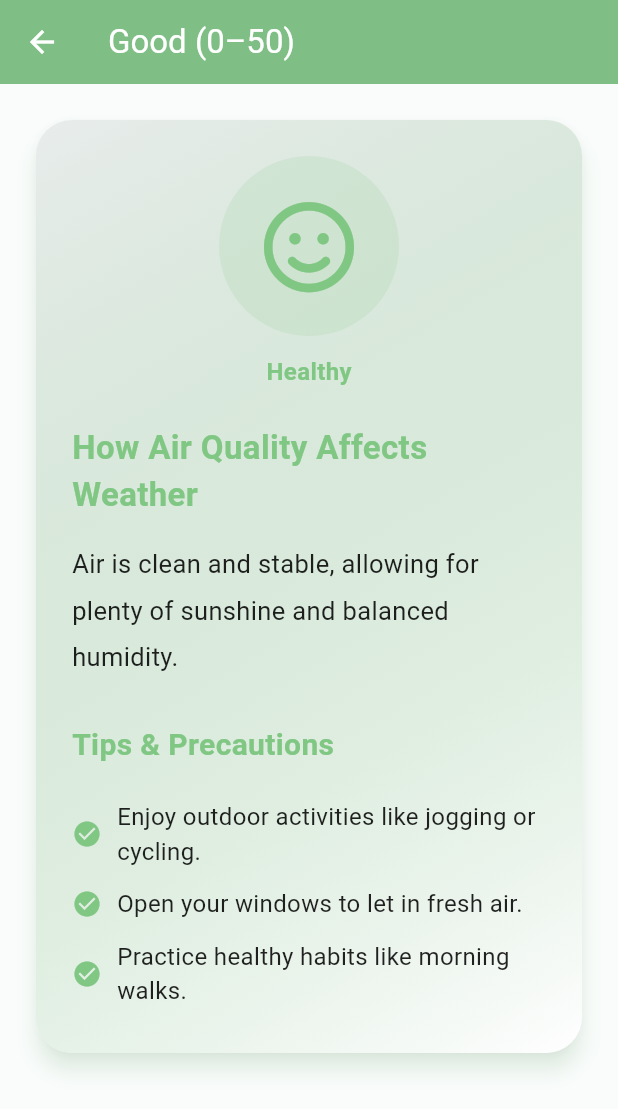
After one commit to abdo-mokhtar/ecoproject, a Flutter app: the RegularUserTipsScreen screen opened directly, after a tap on "Good (0–50)", on a phone screen of 412 x 824 dp. The commit adds this screen. Shown: the top 1109 px of the screen. Run offline on Flutter 3.47's test engine with Material 3 defaults, Android fonts, the phone set to English and light mode, and no system bars; our stand-ins replace curved_navigation_bar, dropdown_button2, dropdown_search, flutter_staggered_animations, font_awesome_flutter, intl_phone_number_input and 4 more; accounts and stored records are empty.

Commit message:
add file detail tips

```diff
--- /dev/null
+++ b/lib/screens/detail_tip_screen.dart
@@ -0,0 +1,242 @@
+import 'package:flutter/material.dart';
+import 'package:font_awesome_flutter/font_awesome_flutter.dart';
+
+class DetailTipScreen extends StatefulWidget {
+  final String level;
+  final Color color;
+
+  const DetailTipScreen({
+    super.key,
+    required this.level,
+    required this.color,
+  });
+
+  @override
+  State<DetailTipScreen> createState() => _DetailTipScreenState();
+}
+
+class _DetailTipScreenState extends State<DetailTipScreen>
+    with SingleTickerProviderStateMixin {
+  late AnimationController _controller;
+  late Animation<double> _fadeAnimation;
+  late Animation<Offset> _slideAnimation;
+
+  @override
+  void initState() {
+    super.initState();
+    _controller = AnimationController(
+        duration: const Duration(milliseconds: 600), vsync: this);
+    _fadeAnimation =
+        CurvedAnimation(parent: _controller, curve: Curves.easeInOut);
+    _slideAnimation =
+        Tween<Offset>(begin: const Offset(0, 0.2), end: Offset.zero)
+            .animate(_fadeAnimation);
+    _controller.forward();
+  }
+
+  @override
+  void dispose() {
+    _controller.dispose();
+    super.dispose();
+  }
+
+  IconData _getIconForLevel(String level) {
+    if (level.contains("Good")) return FontAwesomeIcons.faceSmile;
+    if (level.contains("Moderate")) return FontAwesomeIcons.faceMeh;
+    if (level.contains("Unhealthy for Sensitive"))
+      return FontAwesomeIcons.faceFrown;
+    if (level.contains("Unhealthy (151")) return FontAwesomeIcons.faceDizzy;
+    if (level.contains("Very Unhealthy")) return FontAwesomeIcons.skull;
+    if (level.contains("Hazardous")) return FontAwesomeIcons.biohazard;
+    return FontAwesomeIcons.circleQuestion;
+  }
+
+  String _getLabelForLevel(String level) {
+    if (level.contains("Good")) return "Healthy";
+    if (level.contains("Moderate")) return "Acceptable";
+    if (level.contains("Unhealthy for Sensitive")) return "Caution";
+    if (level.contains("Unhealthy (151")) return "Unhealthy";
+    if (level.contains("Very Unhealthy")) return "Very Unhealthy";
+    if (level.contains("Hazardous")) return "Hazardous";
+    return "Unknown";
+  }
+
+  @override
+  Widget build(BuildContext context) {
+    final Map<String, String> details = {
+      "Good (0–50)":
+          "Air is clean and stable, allowing for plenty of sunshine and balanced humidity.",
+      "Moderate (51–100)":
+          "Slightly increased particles may affect visibility and trap heat during the day.",
+      "Unhealthy for Sensitive Groups (101–150)":
+          "Particles scatter sunlight, reduce direct heating, and make the weather feel dull.",
+      "Unhealthy (151–200)":
+          "Pollution reduces sunlight, affects cloud formation, and creates a heavy, humid atmosphere.",
+      "Very Unhealthy (201–300)":
+          "Pollutants significantly increase humidity and make the air feel thick and oppressive.",
+      "Hazardous (301+)":
+          "Severe pollution traps heat and pollutants near the ground, amplifying health and weather impacts.",
+    };
+
+    final Map<String, List<String>> tips = {
+      "Good (0–50)": [
+        "Enjoy outdoor activities like jogging or cycling.",
+        "Open your windows to let in fresh air.",
+        "Practice healthy habits like morning walks.",
+      ],
+      "Moderate (51–100)": [
+        "Sensitive groups should monitor symptoms.",
+        "Use air purifiers if indoors for long periods.",
+        "Limit outdoor exercise during midday.",
+      ],
+      "Unhealthy for Sensitive Groups (101–150)": [
+        "Reduce prolonged outdoor exertion.",
+        "Wear masks during outdoor activities.",
+        "Keep windows closed and use indoor air filters.",
+      ],
+      "Unhealthy (151–200)": [
+        "Avoid outdoor activities whenever possible.",
+        "Use N95 masks outdoors.",
+        "Run air purifiers at home continuously.",
+      ],
+      "Very Unhealthy (201–300)": [
+        "Stay indoors and minimize exposure.",
+        "Avoid any physical exertion outdoors.",
+        "Monitor health and seek medical help if needed.",
+      ],
+      "Hazardous (301+)": [
+        "Emergency alert: Remain indoors.",
+        "Seal windows and use air purifiers.",
+        "Follow local health advisories closely.",
+      ],
+    };
+
+    return Scaffold(
+      backgroundColor: const Color(0xFFF9FCFB),
+      appBar: AppBar(
+        backgroundColor: widget.color,
+        foregroundColor: Colors.white,
+        title: Text(widget.level),
+        elevation: 2,
+      ),
+      body: FadeTransition(
+        opacity: _fadeAnimation,
+        child: SlideTransition(
+          position: _slideAnimation,
+          child: SingleChildScrollView(
+            // ✅ added to fix overflow
+            padding: const EdgeInsets.all(20),
+            child: Card(
+              elevation: 6,
+              shadowColor: widget.color.withOpacity(0.3),
+              shape: RoundedRectangleBorder(
+                  borderRadius: BorderRadius.circular(24)),
+              child: Container(
+                padding: const EdgeInsets.all(24),
+                decoration: BoxDecoration(
+                  borderRadius: BorderRadius.circular(24),
+                  gradient: LinearGradient(
+                    colors: [
+                      widget.color.withOpacity(0.12),
+                      Colors.white.withOpacity(0.95),
+                    ],
+                    begin: Alignment.topLeft,
+                    end: Alignment.bottomRight,
+                  ),
+                ),
+                child: Column(
+                  crossAxisAlignment: CrossAxisAlignment.start,
+                  children: [
+                    Center(
+                      child: Column(
+                        children: [
+                          Container(
+                            height: 120,
+                            width: 120,
+                            decoration: BoxDecoration(
+                              color: widget.color.withOpacity(0.15),
+                              shape: BoxShape.circle,
+                            ),
+                            child: Center(
+                              child: Icon(
+                                _getIconForLevel(widget.level),
+                                size: 60,
+                                color: widget.color,
+                              ),
+                            ),
+                          ),
+                          const SizedBox(height: 12),
+                          Text(
+                            _getLabelForLevel(widget.level),
+                            style: TextStyle(
+                              fontSize: 16,
+                              fontWeight: FontWeight.w600,
+                              color: widget.color,
+                            ),
+                          ),
+                        ],
+                      ),
+                    ),
+                    const SizedBox(height: 24),
+                    Text(
+                      "How Air Quality Affects Weather",
+                      style: TextStyle(
+                        fontSize: 22,
+                        fontWeight: FontWeight.bold,
+                        color: widget.color,
+                      ),
+                    ),
+                    const SizedBox(height: 16),
+                    AnimatedOpacity(
+                      opacity: 1.0,
+                      duration: const Duration(milliseconds: 800),
+                      child: Text(
+                        details[widget.level] ?? "No detailed info available.",
+                        style: const TextStyle(
+                          fontSize: 17,
+                          height: 1.8,
+                          color: Colors.black87,
+                        ),
+                      ),
+                    ),
+                    const SizedBox(height: 28),
+                    Text(
+                      "Tips & Precautions",
+                      style: TextStyle(
+                        fontSize: 20,
+                        fontWeight: FontWeight.bold,
+                        color: widget.color,
+                      ),
+                    ),
+                    const SizedBox(height: 16),
+                    ...?tips[widget.level]?.map(
+                      (tip) => Padding(
+                        padding: const EdgeInsets.symmetric(vertical: 6.0),
+                        child: Row(
+                          children: [
+                            Icon(Icons.check_circle,
+                                color: widget.color, size: 20),
+                            const SizedBox(width: 10),
+                            Expanded(
+                              child: Text(
+                                tip,
+                                style: const TextStyle(
+                                  fontSize: 16,
+                                  color: Colors.black87,
+                                ),
+                              ),
+                            ),
+                          ],
+                        ),
+                      ),
+                    ),
+                  ],
+                ),
+              ),
+            ),
+          ),
+        ),
+      ),
+    );
+  }
+}
--- a/lib/screens/tips/regular_user_tips_screen.dart
+++ b/lib/screens/tips/regular_user_tips_screen.dart
@@ -1,5 +1,7 @@
 import 'package:flutter/material.dart';
 import 'package:lucide_icons/lucide_icons.dart';
+
+import '../detail_tip_screen.dart';
 
 class RegularUserTipsScreen extends StatelessWidget {
   const RegularUserTipsScreen({super.key});
@@ -70,11 +72,7 @@ class RegularUserTipsScreen extends StatelessWidget {
             const Row(
               mainAxisAlignment: MainAxisAlignment.center,
               children: [
-                Icon(
-                  LucideIcons.user,
-                  size: 22,
-                  color: Color(0xFF2e7d32),
-                ),
+                Icon(LucideIcons.user, size: 22, color: Color(0xFF2e7d32)),
                 SizedBox(width: 8),
                 Text(
                   "Regular User Tips",
@@ -90,10 +88,7 @@ class RegularUserTipsScreen extends StatelessWidget {
             const Text(
               "Practical guidance for everyday air quality 🌿",
               textAlign: TextAlign.center,
-              style: TextStyle(
-                fontSize: 14.5,
-                color: Colors.black54,
-              ),
+              style: TextStyle(fontSize: 14.5, color: Colors.black54),
             ),
             const SizedBox(height: 20),
             Expanded(
@@ -111,6 +106,18 @@ class RegularUserTipsScreen extends StatelessWidget {
                         child: Transform.translate(
                           offset: Offset(0, 30 * (1 - value)),
                           child: child,
+                        ),
+                      );
+                    },
+                    child: GestureDetector(
+                      onTap: () {
+                        Navigator.push(
+                          context,
+                          MaterialPageRoute(
+                            builder: (_) => DetailTipScreen(
+                              level: item['level'],
+                              color: item['color'],
+                            ),
                           ),
                         );
                       },
@@ -138,7 +145,8 @@ class RegularUserTipsScreen extends StatelessWidget {
                               padding: const EdgeInsets.all(10),
                               decoration: BoxDecoration(
                                 shape: BoxShape.circle,
-                              color: (item['color'] as Color).withOpacity(0.15),
+                                color:
+                                    (item['color'] as Color).withOpacity(0.15),
                               ),
                               child: Icon(
                                 item['icon'] as IconData,
@@ -151,13 +159,24 @@ class RegularUserTipsScreen extends StatelessWidget {
                               child: Column(
                                 crossAxisAlignment: CrossAxisAlignment.start,
                                 children: [
-                                Text(
+                                  Row(
+                                    children: [
+                                      Expanded(
+                                        child: Text(
                                           item['level'] as String,
                                           style: TextStyle(
                                             fontSize: 17,
                                             fontWeight: FontWeight.w600,
                                             color: item['color'] as Color,
                                           ),
+                                        ),
+                                      ),
+                                      const Icon(
+                                        LucideIcons.info,
+                                        size: 18,
+                                        color: Colors.black45,
+                                      ),
+                                    ],
                                   ),
                                   const SizedBox(height: 8),
                                   Text(
@@ -174,6 +193,7 @@ class RegularUserTipsScreen extends StatelessWidget {
                           ],
                         ),
                       ),
+                    ),
                   );
                 },
               ),
--- a/pubspec.yaml
+++ b/pubspec.yaml
@@ -54,6 +54,7 @@ dependencies:
   intl_phone_number_input: ^0.7.4
   google_fonts: ^6.2.1
   image_picker: ^1.1.2
+  font_awesome_flutter: ^10.8.0
 
 flutter_icons:
   android: true
```
Also changed, not shown: pubspec.lock, 4 other files. Lines whose indentation alone changed are shown as unchanged.
